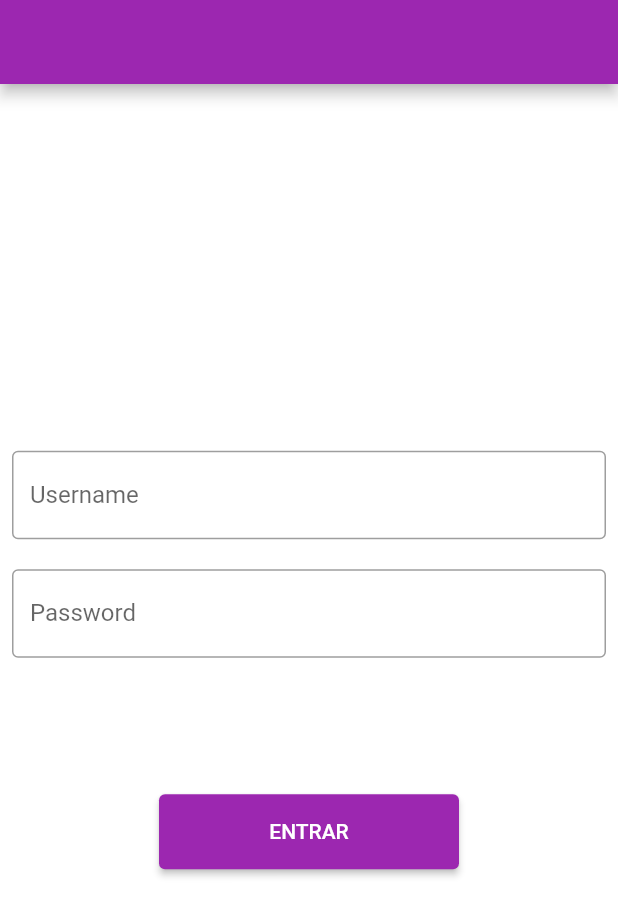
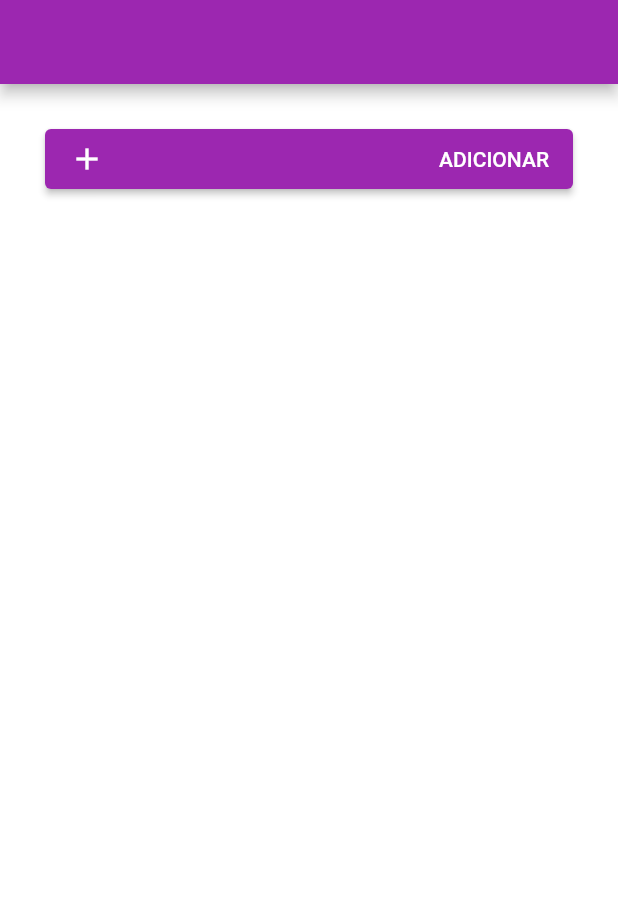
Before and after one commit to ThiagoFreitasDaSilva/app-pizzaria, a Flutter app: the screen it shows after launch, on a phone screen of 412 x 824 dp. Shown: the top 916 px of the screen. Run offline on Flutter 3.47's test engine with Material 2 defaults, Android fonts, the phone set to English and light mode, and no system bars; our stand-ins replace get_it.

Commit message:
feat: desenvolvendo btn add pizza

```diff
--- a/lib/app/presentation/ui/pages/choose_pizza/choose_pizza.page.dart
+++ b/lib/app/presentation/ui/pages/choose_pizza/choose_pizza.page.dart
@@ -0,0 +1,32 @@
+import 'package:flutter/material.dart';
+import 'package:projeto_pizza/app/presentation/ui/pages/choose_pizza/components/add_new_pizza_form.component.dart';
+
+class ChoosePizzaPage extends StatefulWidget {
+  const ChoosePizzaPage({Key? key}) : super(key: key);
+
+  @override
+  State<ChoosePizzaPage> createState() => _ChoosePizzaPage();
+}
+
+class _ChoosePizzaPage extends State<ChoosePizzaPage> {
+  bool clickAddNewRequest = false;
+
+  @override
+  Widget build(BuildContext context) {
+    return Padding(
+        padding: const EdgeInsets.all(30),
+        child: Column(children: [
+          SizedBox(
+              height: 40,
+              child: ElevatedButton(
+                  child: Row(
+                      mainAxisAlignment: MainAxisAlignment.spaceBetween,
+                      children: const [Icon(Icons.add), Text("ADICIONAR")]),
+                  onPressed: () {
+                    setState(() {
+                      clickAddNewRequest = true;
+                    });
+                  }))
+        ]));
+  }
+}
--- a/lib/app/presentation/ui/pages/login/login.page.dart
+++ b/lib/app/presentation/ui/pages/login/login.page.dart
@@ -10,7 +10,7 @@ class LoginPage extends StatefulWidget {
 class _LoginPageState extends State<LoginPage> {
   final formKey = GlobalKey();
 
-  Widget formFields() {
+  Widget getFormFields() {
     return Column(children: [
       TextFormField(
         decoration: const InputDecoration(
@@ -38,7 +38,7 @@ class _LoginPageState extends State<LoginPage> {
               mainAxisAlignment: MainAxisAlignment.spaceAround,
               children: [
                 const SizedBox(height: 100),
-                formFields(),
+                getFormFields(),
                 SizedBox(
                   height: 50,
                   width: 200,
--- a/lib/main.dart
+++ b/lib/main.dart
@@ -1,5 +1,5 @@
 import 'package:flutter/material.dart';
-import 'package:projeto_pizza/app/presentation/ui/pages/login/login.page.dart';
+import 'package:projeto_pizza/app/presentation/ui/pages/choose_pizza/choose_pizza.page.dart';
 import 'package:projeto_pizza/core/packages/getit/get_it.package.dart';
 
 main() {
@@ -18,7 +18,7 @@ class AppWidget extends StatelessWidget {
                 primarySwatch: Colors.purple, backgroundColor: Colors.white)),
         home: Scaffold(
           appBar: AppBar(),
-          body: const LoginPage(),
+          body: const ChoosePizzaPage(),
         ));
   }
 }
```
Also changed, not shown: lib/app/presentation/ui/pages/choose_pizza/components/add_new_pizza_form.component.dart (added, +41 -0 lines).
